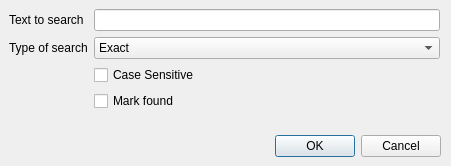
Old version of the form src/cdlgtxtsearch.ui in the repository grodansparadis/vscp-works-qt.
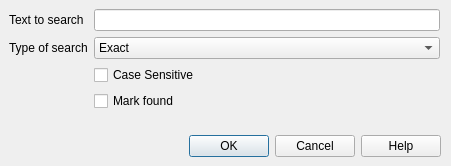
New version of the form.

Commit message: Add help to every dialog and fix broken help links

```diff
--- a/src/cdlgtxtsearch.ui
+++ b/src/cdlgtxtsearch.ui
@@ -26,7 +26,7 @@
     <enum>Qt::Horizontal</enum>
    </property>
    <property name="standardButtons">
-    <set>QDialogButtonBox::Cancel|QDialogButtonBox::Ok</set>
+    <set>QDialogButtonBox::Help|QDialogButtonBox::Cancel|QDialogButtonBox::Ok</set>
    </property>
   </widget>
   <widget class="QWidget" name="formLayoutWidget">
```
The commit also changes 53 other files.
